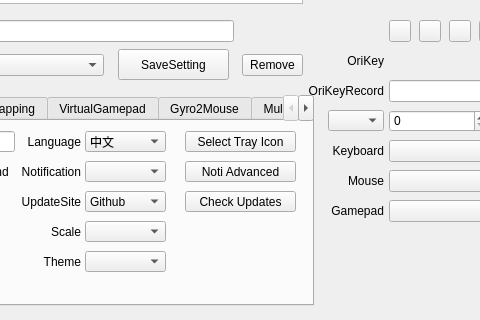
The window that QKeyMapper/qkeymapper.ui (Zalafina/QKeyMapper) describes before a commit, drawn with Qt 5; both pictures show x 197 to 677 and y 350 to 670 of the 1070 by 670 pixel window.
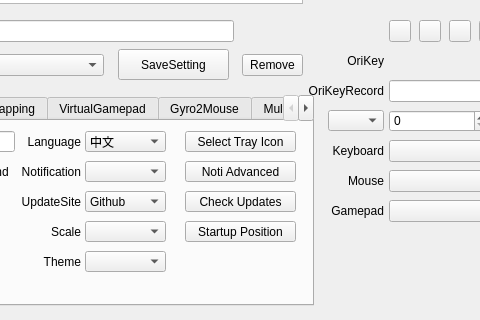
The same window after the commit. The open tabs and pages were chosen to show the change.

Commit message: Add Startup Position setting dialog.

Patch:
```diff
--- a/QKeyMapper/qkeymapper.ui
+++ b/QKeyMapper/qkeymapper.ui
@@ -948,6 +948,25 @@
       <set>Qt::AlignmentFlag::AlignRight|Qt::AlignmentFlag::AlignTrailing|Qt::AlignmentFlag::AlignVCenter</set>
      </property>
     </widget>
+    <widget class="QPushButton" name="startupPositonSettingButton">
+     <property name="geometry">
+      <rect>
+       <x>360</x>
+       <y>100</y>
+       <width>111</width>
+       <height>21</height>
+      </rect>
+     </property>
+     <property name="focusPolicy">
+      <enum>Qt::FocusPolicy::NoFocus</enum>
+     </property>
+     <property name="text">
+      <string>Startup Position</string>
+     </property>
+     <property name="autoDefault">
+      <bool>false</bool>
+     </property>
+    </widget>
     <zorder>startupMinimizedCheckBox</zorder>
     <zorder>autoStartupCheckBox</zorder>
     <zorder>notificationLabel</zorder>
```
Left out of the diff: 3 changed lines with no effect on the pictures. The commit also changes 14 other files.
